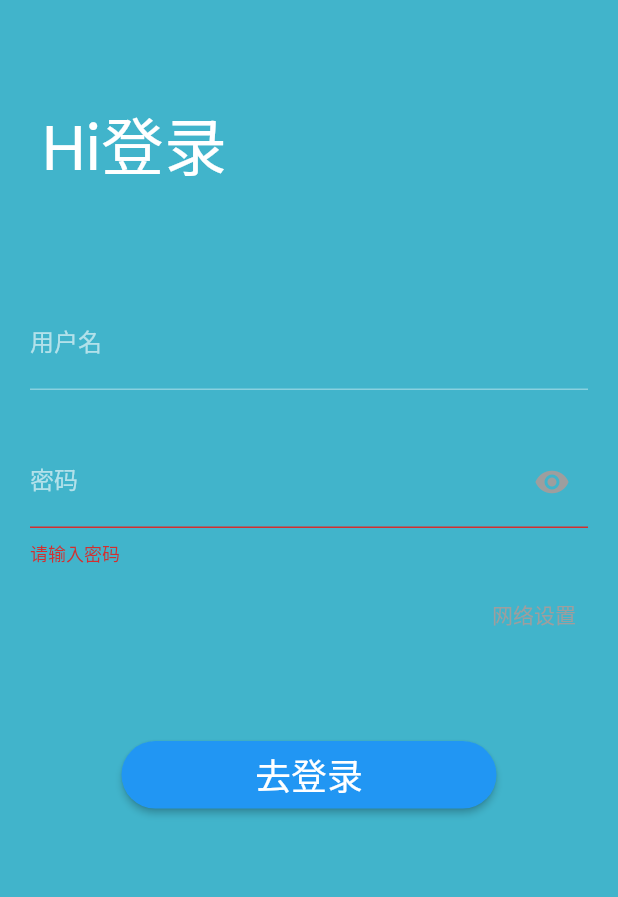
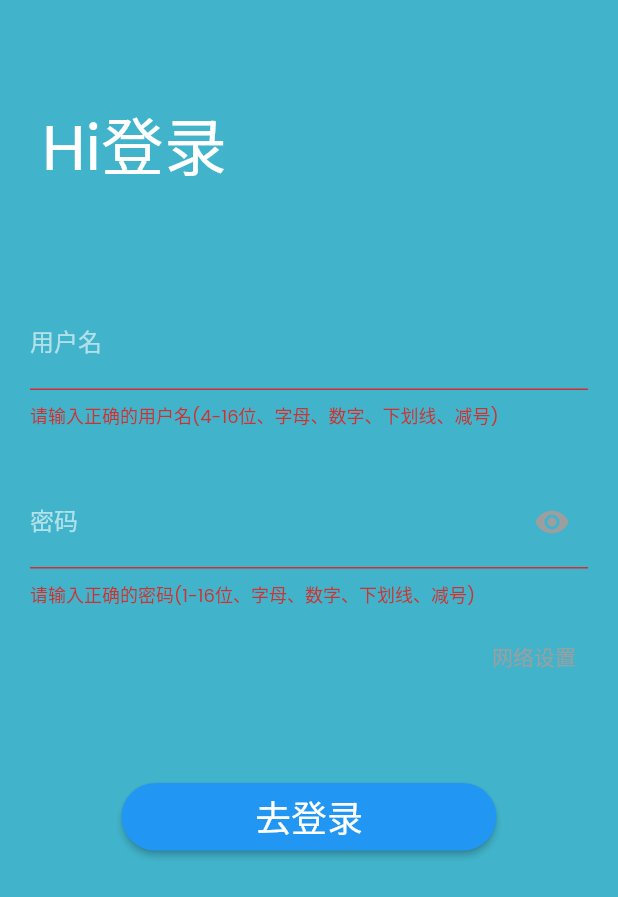
Before and after one commit to Mark-Panda/manageFlutter, a Flutter app: the screen it shows after launch, after a tap on "去登录", on a phone screen of 412 x 824 dp. Shown: the top 897 px of the screen. Run offline on Flutter 3.47's test engine with Material 2 defaults, Android fonts, the phone set to English and light mode, and no system bars; our stand-ins replace dio, flutter_svg, fluttertoast, go_router, google_fonts, shared_preferences; missing offline and left inert: encrypt, pointycastle; network calls fail; project files that could hold a hidden picture were left out.

Commit message:
mxf: 1. 登录密码进行RSA加密 2.文档补充 3. 用户名密码复杂度验证

```diff
--- a/lib/screens/login/login_screen.dart
+++ b/lib/screens/login/login_screen.dart
@@ -90,13 +90,12 @@ class _LoginPageState extends State<LoginPage> {
   Widget buildEmailTextField() {
     return TextFormField(
       decoration: const InputDecoration(labelText: '用户名'),
-      // validator: (v) {
-      //   var emailReg = RegExp(
-      //       r"[\w!#$%&'*+/=?^_`{|}~-]+(?:\.[\w!#$%&'*+/=?^_`{|}~-]+)*@(?:[\w](?:[\w-]*[\w])?\.)+[\w](?:[\w-]*[\w])?");
-      //   if (!emailReg.hasMatch(v!)) {
-      //     return '请输入正确的邮箱地址';
-      //   }
-      // },
+      validator: (v) {
+        var userNameReg = RegExp(r"^[\d\w-_]{4,16}$");
+        if (!userNameReg.hasMatch(v!)) {
+          return '请输入正确的用户名(4-16位、字母、数字、下划线、减号)';
+        }
+      },
       onSaved: (v) => _username = v!,
     );
   }
@@ -106,8 +105,9 @@ class _LoginPageState extends State<LoginPage> {
         obscureText: _isObscure, // 是否显示文字
         onSaved: (v) => _password = v!,
         validator: (v) {
-          if (v!.isEmpty) {
-            return '请输入密码';
+          var pwdReg = RegExp(r"^[\d\w-_]{1,16}$");
+          if (!pwdReg.hasMatch(v!)) {
+            return '请输入正确的密码(1-16位、字母、数字、下划线、减号)';
           }
         },
         decoration: InputDecoration(
--- a/pubspec.yaml
+++ b/pubspec.yaml
@@ -42,8 +42,7 @@ dependencies:
   cupertino_icons: ^1.0.2
   flutter_svg: ^1.1.6
   google_fonts: ^3.0.1
-  json_serializable: ^6.5.4
-  json_annotation: ^4.7.0
+  encrypt: ^5.0.1
 
 dev_dependencies:
   flutter_test:
@@ -74,6 +73,7 @@ flutter:
   assets:
     - assets/images/
     - assets/icons/
+    - assets/pki/
   # An image asset can refer to one or more resolution-specific "variants", see
   # https://flutter.dev/assets-and-images/#resolution-aware
 
```
Also changed, not shown: lib/api/login.dart (+20 -7 lines), lib/screens/setting/setting_screen.dart (+1 -8 lines), pubspec.lock, 2 other files.
